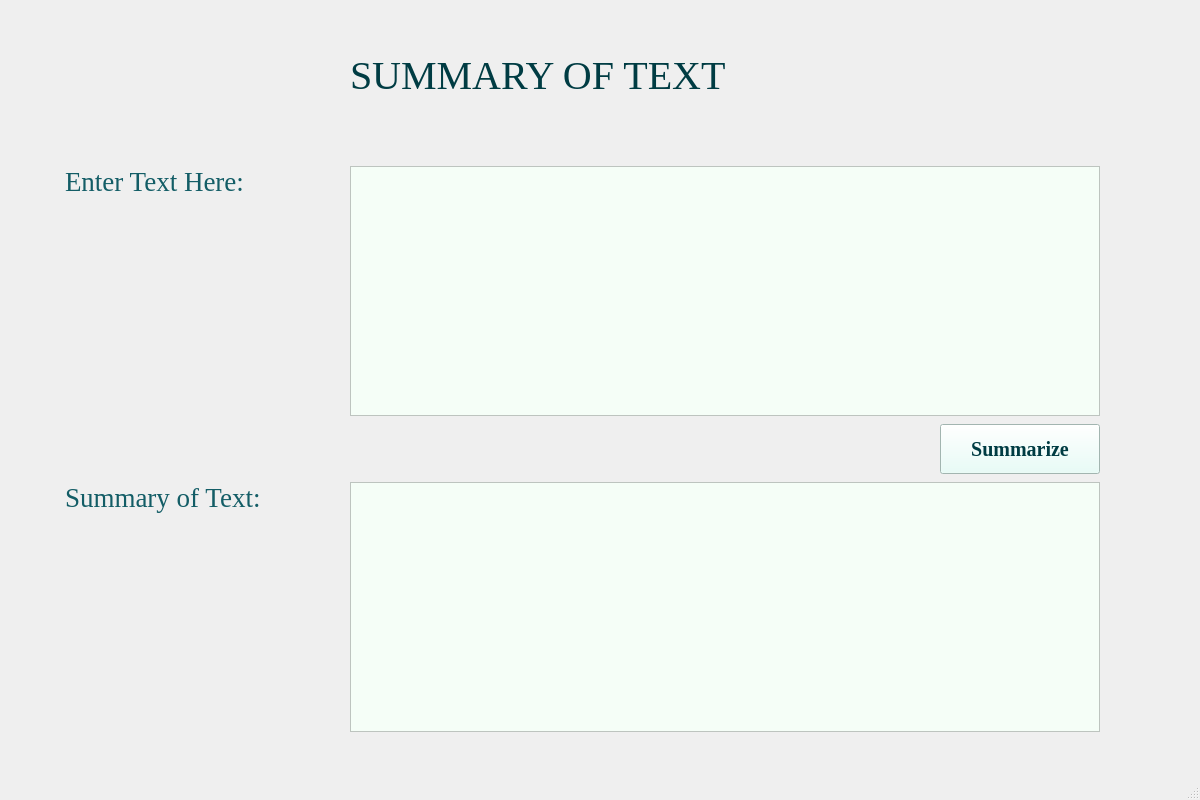
Qt form text.ui (praptioza/TextSummarization-NLP) before a commit.
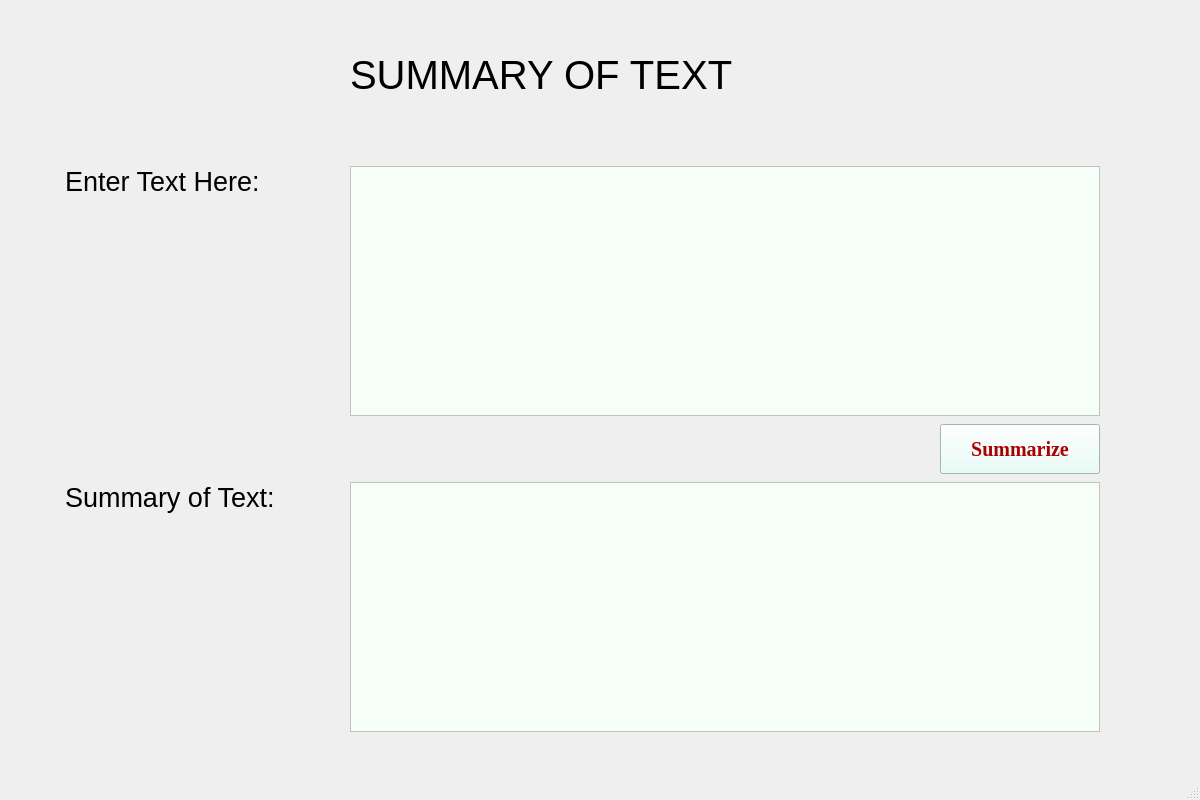
The same form after that commit.

Patch:
```diff
--- a/text.ui
+++ b/text.ui
@@ -31,14 +31,14 @@
     </property>
     <property name="font">
      <font>
-      <family>Times New Roman</family>
+      <!-- <family>Times New Roman</family> -->
       <pointsize>20</pointsize>
       <italic>false</italic>
       <fontweight>ExtraBold</fontweight>
      </font>
     </property>
     <property name="styleSheet">
-     <string notr="true">font: 800 20pt &quot;Times New Roman&quot;;
+     <string notr="true">font: 800 20pt &quot;;
 color: rgb(19, 93, 102);</string>
     </property>
     <property name="text">
@@ -59,14 +59,14 @@
     </property>
     <property name="font">
      <font>
-      <family>Times New Roman</family>
+      <!-- <family>Times New Roman</family> -->
       <pointsize>20</pointsize>
       <italic>false</italic>
       <fontweight>ExtraBold</fontweight>
      </font>
     </property>
     <property name="styleSheet">
-     <string notr="true">font: 800 20pt &quot;Times New Roman&quot;;
+     <string notr="true">font: 800 20pt &quot;;
 color: rgb(19, 93, 102);</string>
     </property>
     <property name="text">
@@ -299,14 +299,14 @@
     </property>
     <property name="font">
      <font>
-      <family>Times New Roman</family>
+      /<family>Times New Roman</family>
       <pointsize>15</pointsize>
       <italic>false</italic>
       <bold>true</bold>
      </font>
     </property>
     <property name="styleSheet">
-     <string notr="true">font: 700 15pt &quot;Times New Roman&quot;;
+     <string notr="true">font: 700 15pt &quot;;
 color: rgb(0, 60, 67);</string>
     </property>
     <property name="text">
@@ -337,14 +337,14 @@
     </property>
     <property name="font">
      <font>
-      <family>Times New Roman</family>
+      <!-- <family>Times New Roman</family> -->
       <pointsize>30</pointsize>
       <italic>false</italic>
       <fontweight>ExtraBold</fontweight>
      </font>
     </property>
     <property name="styleSheet">
-     <string notr="true">font: 800 30pt &quot;Times New Roman&quot;;
+     <string notr="true">font: 800 30pt &quot;;
 color: rgb(0, 60, 67);</string>
     </property>
     <property name="text">
```
